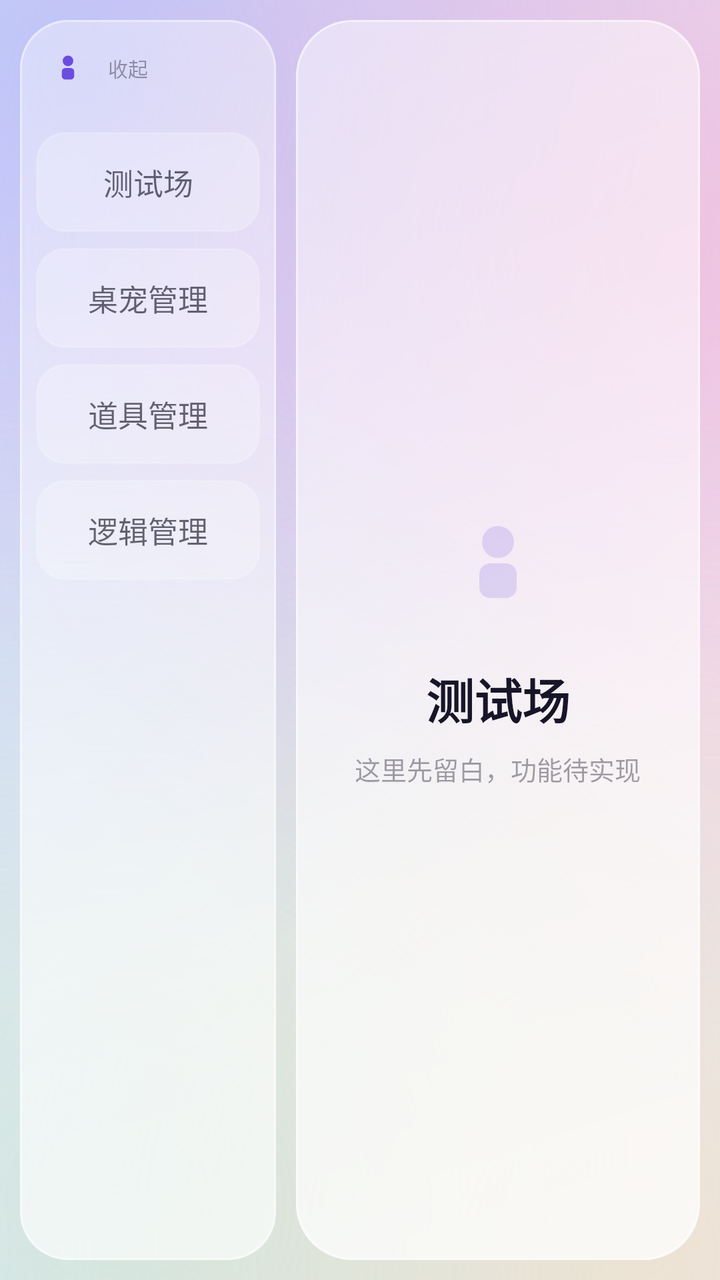
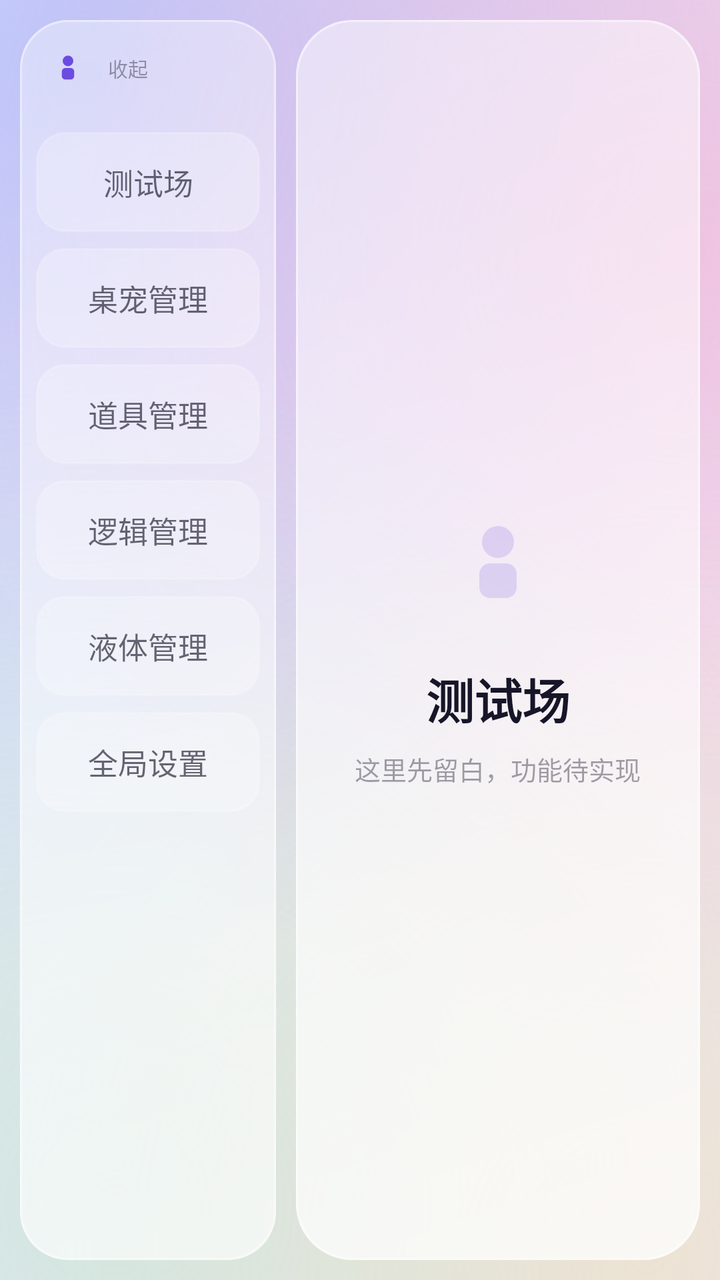

Compare the two renders of this Android layout. The source of the first and the diff that turns it into the second are given below.
<!-- AndroidManifest.xml: application theme Theme.ATP -->
<!-- res/layout/activity_main.xml -->
<?xml version="1.0" encoding="utf-8"?>
<FrameLayout xmlns:android="http://schemas.android.com/apk/res/android"
    xmlns:app="http://schemas.android.com/apk/res-auto"
    android:layout_width="match_parent"
    android:layout_height="match_parent"
    android:background="@drawable/bg_aurora"
    android:fitsSystemWindows="true">

    <LinearLayout
        android:layout_width="match_parent"
        android:layout_height="match_parent"
        android:orientation="horizontal"
        android:padding="10dp">

        
        <LinearLayout
            android:id="@+id/sidebar"
            android:layout_width="128dp"
            android:layout_height="match_parent"
            android:background="@drawable/glass_sidebar"
            android:orientation="vertical"
            android:padding="8dp">

            <LinearLayout
                android:id="@+id/railHeader"
                android:layout_width="match_parent"
                android:layout_height="wrap_content"
                android:background="?android:attr/selectableItemBackground"
                android:clickable="true"
                android:focusable="true"
                android:gravity="center_vertical"
                android:orientation="horizontal"
                android:paddingStart="4dp"
                android:paddingTop="4dp"
                android:paddingEnd="4dp"
                android:paddingBottom="12dp">

                <ImageView
                    android:layout_width="24dp"
                    android:layout_height="24dp"
                    android:contentDescription="@null"
                    android:src="@drawable/ic_pet_mark"
                    app:tint="@color/brand" />

                <TextView
                    android:id="@+id/railHint"
                    android:layout_width="0dp"
                    android:layout_height="wrap_content"
                    android:layout_marginStart="8dp"
                    android:layout_weight="1"
                    android:text="@string/rail_collapse"
                    android:textColor="@color/text_subtle"
                    android:textSize="10sp" />
            </LinearLayout>

            <TextView
                android:id="@+id/menuSandbox"
                style="@style/MenuItem"
                android:text="@string/menu_sandbox" />

            <TextView
                android:id="@+id/menuPets"
                style="@style/MenuItem"
                android:text="@string/menu_pets" />

            <TextView
                android:id="@+id/menuProps"
                style="@style/MenuItem"
                android:text="@string/menu_props" />

            <TextView
                android:id="@+id/menuLogic"
                style="@style/MenuItem"
                android:text="@string/menu_logic" />
        </LinearLayout>

        
        <FrameLayout
            android:id="@+id/content"
            android:layout_width="0dp"
            android:layout_height="match_parent"
            android:layout_marginStart="10dp"
            android:layout_weight="1"
            android:background="@drawable/glass_panel">

            
            <LinearLayout
                android:id="@+id/placeholder"
                android:layout_width="match_parent"
                android:layout_height="wrap_content"
                android:layout_gravity="center"
                android:gravity="center"
                android:orientation="vertical"
                android:padding="24dp">

                <ImageView
                    android:layout_width="72dp"
                    android:layout_height="72dp"
                    android:alpha="0.18"
                    android:contentDescription="@null"
                    android:src="@drawable/ic_pet_mark"
                    app:tint="@color/brand" />

                <TextView
                    android:id="@+id/contentTitle"
                    android:layout_width="wrap_content"
                    android:layout_height="wrap_content"
                    android:layout_marginTop="14dp"
                    android:text="@string/menu_sandbox"
                    android:textColor="@color/text_primary"
                    android:textSize="24sp"
                    android:textStyle="bold" />

                <TextView
                    android:id="@+id/contentHint"
                    android:layout_width="wrap_content"
                    android:layout_height="wrap_content"
                    android:layout_marginTop="8dp"
                    android:gravity="center"
                    android:text="@string/content_placeholder"
                    android:textColor="@color/text_subtle"
                    android:textSize="13sp" />
            </LinearLayout>

            
            <FrameLayout
                android:id="@+id/sandboxPane"
                android:layout_width="match_parent"
                android:layout_height="match_parent"
                android:visibility="gone">

                <dev.atp.pet.ui.PhysicsSandboxView
                    android:id="@+id/sandboxView"
                    android:layout_width="match_parent"
                    android:layout_height="match_parent" />

                <HorizontalScrollView
                    android:layout_width="match_parent"
                    android:layout_height="wrap_content"
                    android:layout_gravity="top"
                    android:paddingStart="8dp"
                    android:paddingTop="6dp"
                    android:paddingEnd="8dp"
                    android:scrollbars="none">

                    <LinearLayout
                        android:id="@+id/petChooser"
                        android:layout_width="wrap_content"
                        android:layout_height="wrap_content"
                        android:orientation="horizontal" />
                </HorizontalScrollView>
            </FrameLayout>

            
            <ScrollView
                android:id="@+id/petListScroll"
                android:layout_width="match_parent"
                android:layout_height="match_parent"
                android:visibility="gone">

                <LinearLayout
                    android:id="@+id/petList"
                    android:layout_width="match_parent"
                    android:layout_height="wrap_content"
                    android:orientation="vertical"
                    android:padding="12dp" />
            </ScrollView>

            
            <ScrollView
                android:id="@+id/partListScroll"
                android:layout_width="match_parent"
                android:layout_height="match_parent"
                android:visibility="gone">

                <LinearLayout
                    android:id="@+id/partList"
                    android:layout_width="match_parent"
                    android:layout_height="wrap_content"
                    android:orientation="vertical"
                    android:padding="12dp" />
            </ScrollView>

            
            <ScrollView
                android:id="@+id/partFilesScroll"
                android:layout_width="match_parent"
                android:layout_height="match_parent"
                android:visibility="gone">

                <LinearLayout
                    android:id="@+id/partFilesList"
                    android:layout_width="match_parent"
                    android:layout_height="wrap_content"
                    android:orientation="vertical"
                    android:padding="12dp" />
            </ScrollView>

            
            <ScrollView
                android:id="@+id/depthScroll"
                android:layout_width="match_parent"
                android:layout_height="match_parent"
                android:visibility="gone">

                <LinearLayout
                    android:id="@+id/depthList"
                    android:layout_width="match_parent"
                    android:layout_height="wrap_content"
                    android:orientation="vertical"
                    android:padding="12dp" />
            </ScrollView>

            
            <ScrollView
                android:id="@+id/propListScroll"
                android:layout_width="match_parent"
                android:layout_height="match_parent"
                android:visibility="gone">

                <LinearLayout
                    android:id="@+id/propList"
                    android:layout_width="match_parent"
                    android:layout_height="wrap_content"
                    android:orientation="vertical"
                    android:padding="12dp" />
            </ScrollView>

            
            <LinearLayout
                android:id="@+id/logicPane"
                android:layout_width="match_parent"
                android:layout_height="match_parent"
                android:orientation="vertical"
                android:visibility="gone">

                <dev.atp.pet.ui.LogicGraphView
                    android:id="@+id/logicGraph"
                    android:layout_width="match_parent"
                    android:layout_height="0dp"
                    android:layout_weight="1" />

                <HorizontalScrollView
                    android:layout_width="match_parent"
                    android:layout_height="wrap_content"
                    android:paddingStart="8dp"
                    android:paddingEnd="8dp"
                    android:scrollbars="none">

                    <LinearLayout
                        android:id="@+id/logicBar"
                        android:layout_width="wrap_content"
                        android:layout_height="wrap_content"
                        android:gravity="center"
                        android:orientation="horizontal"
                        android:paddingTop="6dp"
                        android:paddingBottom="6dp" />
                </HorizontalScrollView>

                
                <HorizontalScrollView
                    android:layout_width="match_parent"
                    android:layout_height="wrap_content"
                    android:paddingStart="8dp"
                    android:paddingEnd="8dp"
                    android:scrollbars="none">

                    <LinearLayout
                        android:id="@+id/liquidBar"
                        android:layout_width="wrap_content"
                        android:layout_height="wrap_content"
                        android:gravity="center"
                        android:orientation="horizontal"
                        android:paddingTop="2dp"
                        android:paddingBottom="8dp" />
                </HorizontalScrollView>
            </LinearLayout>

            
            <FrameLayout
                android:id="@+id/alignPane"
                android:layout_width="match_parent"
                android:layout_height="match_parent"
                android:visibility="gone">

                <dev.atp.pet.ui.PartAlignView
                    android:id="@+id/alignView"
                    android:layout_width="match_parent"
                    android:layout_height="match_parent" />

                <LinearLayout
                    android:layout_width="match_parent"
                    android:layout_height="wrap_content"
                    android:layout_gravity="bottom"
                    android:gravity="center"
                    android:orientation="horizontal"
                    android:padding="8dp">

                    <TextView
                        android:id="@+id/alignCancel"
                        style="@style/AlignButton"
                        android:text="@string/align_cancel" />

                    <TextView
                        android:id="@+id/alignCanvas"
                        style="@style/AlignButton"
                        android:text="@string/align_canvas" />

                    <TextView
                        android:id="@+id/alignBone"
                        style="@style/AlignButton"
                        android:text="@string/align_bone" />

                    <TextView
                        android:id="@+id/alignMinus"
                        style="@style/AlignButton"
                        android:text="@string/align_minus" />

                    <TextView
                        android:id="@+id/alignPlus"
                        style="@style/AlignButton"
                        android:text="@string/align_plus" />

                    <TextView
                        android:id="@+id/alignConfirm"
                        style="@style/AlignButton"
                        android:text="@string/align_confirm" />
                </LinearLayout>
            </FrameLayout>

            
            <LinearLayout
                android:id="@+id/rigRow"
                android:layout_width="match_parent"
                android:layout_height="match_parent"
                android:orientation="horizontal"
                android:visibility="gone">

                <dev.atp.pet.ui.SkeletonView
                    android:id="@+id/skeletonView"
                    android:layout_width="0dp"
                    android:layout_height="match_parent"
                    android:layout_weight="1" />

                
                <ScrollView
                    android:id="@+id/rigBoneScroll"
                    android:layout_width="96dp"
                    android:layout_height="match_parent"
                    android:background="@drawable/glass_panel"
                    android:padding="4dp"
                    android:scrollbars="none">

                    <LinearLayout
                        android:id="@+id/rigBonePanel"
                        android:layout_width="match_parent"
                        android:layout_height="wrap_content"
                        android:orientation="vertical"
                        android:padding="4dp" />
                </ScrollView>
            </LinearLayout>

            <HorizontalScrollView
                android:id="@+id/rigBarScroll"
                android:layout_width="match_parent"
                android:layout_height="wrap_content"
                android:layout_gravity="bottom"
                android:paddingStart="8dp"
                android:paddingEnd="8dp"
                android:scrollbars="none"
                android:visibility="gone">

                <LinearLayout
                    android:id="@+id/rigBar"
                    android:layout_width="wrap_content"
                    android:layout_height="wrap_content"
                    android:gravity="center"
                    android:orientation="horizontal"
                    android:paddingTop="8dp"
                    android:paddingBottom="8dp">

                    <TextView
                        android:id="@+id/rigMode"
                        style="@style/AlignButton"
                        android:text="@string/rig_mode_pose" />

                    <TextView
                        android:id="@+id/rigAddBone"
                        style="@style/AlignButton"
                        android:text="@string/rig_add_bone" />

                    <TextView
                        android:id="@+id/rigBoneList"
                        style="@style/AlignButton"
                        android:text="@string/rig_bone_list" />

                    <TextView
                        android:id="@+id/rigSaveBones"
                        style="@style/AlignButton"
                        android:text="@string/rig_save_bones" />

                    <TextView
                        android:id="@+id/rigReset"
                        style="@style/AlignButton"
                        android:text="@string/rig_reset" />

                    <TextView
                        android:id="@+id/rigSavePose"
                        style="@style/AlignButton"
                        android:text="@string/rig_save_pose" />
                </LinearLayout>
            </HorizontalScrollView>

            <TextView
                android:id="@+id/statusLine"
                android:layout_width="match_parent"
                android:layout_height="wrap_content"
                android:layout_gravity="bottom"
                android:padding="10dp"
                android:textColor="@color/text_muted"
                android:textSize="11sp"
                android:visibility="gone" />
        </FrameLayout>
    </LinearLayout>
</FrameLayout>
<!-- resources referenced by this layout -->
<resources>
  <color name="brand">#FF6C4CE0</color>
  <color name="text_muted">#A6171528</color>
  <color name="text_primary">#FF171528</color>
  <color name="text_subtle">#66171528</color>
  <!-- drawable ic_pet_mark (drawable) -->
  <?xml version="1.0" encoding="utf-8"?>
  <vector xmlns:android="http://schemas.android.com/apk/res/android"
      android:width="108dp"
      android:height="108dp"
      android:viewportWidth="108"
      android:viewportHeight="108">
  
      <path
          android:fillColor="#FFFFFFFF"
          android:pathData="M54,38 m-12,0 a12,12 0 1,0 24,0 a12,12 0 1,0 -24,0" />
  
      <path
          android:fillColor="#FFFFFFFF"
          android:pathData="M48,54 h12 a8,8 0 0 1 8,8 v10 a8,8 0 0 1 -8,8 h-12 a8,8 0 0 1 -8,-8 v-10 a8,8 0 0 1 8,-8 z" />
  </vector>
  <string name="align_bone">贴到骨骼</string>
  <string name="align_cancel">取消</string>
  <string name="align_canvas">整张画布</string>
  <string name="align_confirm">确定</string>
  <string name="align_minus">缩小</string>
  <string name="align_plus">放大</string>
  <string name="content_placeholder">这里先留白，功能待实现</string>
  <string name="menu_logic">逻辑管理</string>
  <string name="menu_pets">桌宠管理</string>
  <string name="menu_props">道具管理</string>
  <string name="menu_sandbox">测试场</string>
  <string name="rail_collapse">收起</string>
  <string name="rig_add_bone">＋ 加骨骼</string>
  <string name="rig_bone_list">骨骼列表</string>
  <string name="rig_mode_pose">摆姿势</string>
  <string name="rig_reset">复位</string>
  <string name="rig_save_bones">保存骨骼</string>
  <string name="rig_save_pose">存为动作</string>
  <style name="MenuItem">
          <item name="android:layout_width">match_parent</item>
          <item name="android:layout_height">50dp</item>
          <item name="android:layout_marginTop">8dp</item>
          <item name="android:background">@drawable/bg_menu_item</item>
          <item name="android:gravity">center</item>
          <item name="android:textColor">@color/menu_text</item>
          <item name="android:textSize">15sp</item>
          <item name="android:clickable">true</item>
          <item name="android:focusable">true</item>
      </style>
  <style name="Theme.ATP" parent="Theme.Material3.Light.NoActionBar">
          <item name="colorPrimary">@color/brand</item>
  
          
          <item name="android:statusBarColor">@android:color/transparent</item>
          <item name="android:windowLightStatusBar">true</item>
          <item name="android:navigationBarColor">@color/bg_base</item>
          <item name="android:windowBackground">@drawable/bg_aurora</item>
      </style>
  <color name="bg_base">#FFEDE9F7</color>
  <!-- drawable menu_item_selected (drawable) -->
  <?xml version="1.0" encoding="utf-8"?>
  <shape xmlns:android="http://schemas.android.com/apk/res/android"
      android:shape="rectangle">
      <corners android:radius="14dp" />
      <solid android:color="#F2FFFFFF" />
      <stroke
          android:width="1dp"
          android:color="#99FFFFFF" />
  </shape>
  <!-- drawable bg_menu_item (drawable) -->
  <?xml version="1.0" encoding="utf-8"?>
  <ripple xmlns:android="http://schemas.android.com/apk/res/android"
      android:color="@color/ripple">
      <item>
          <selector>
              <item
                  android:drawable="@drawable/menu_item_selected"
                  android:state_selected="true" />
              <item android:drawable="@drawable/menu_item_idle" />
          </selector>
      </item>
  </ripple>
  <color name="ripple">#26000000</color>
  <!-- drawable menu_item_idle (drawable) -->
  <?xml version="1.0" encoding="utf-8"?>
  <shape xmlns:android="http://schemas.android.com/apk/res/android"
      android:shape="rectangle">
      <corners android:radius="14dp" />
      <solid android:color="#3DFFFFFF" />
      <stroke
          android:width="1dp"
          android:color="#2EFFFFFF" />
  </shape>
  <!-- unchanged entries left out for length: 4 -->
</resources>

<!-- the commit's change to res/layout/activity_main.xml (unified diff, before → after) -->
@@ -72,6 +72,16 @@
                 android:id="@+id/menuLogic"
                 style="@style/MenuItem"
                 android:text="@string/menu_logic" />
+
+            <TextView
+                android:id="@+id/menuLiquids"
+                style="@style/MenuItem"
+                android:text="@string/menu_liquids" />
+
+            <TextView
+                android:id="@+id/menuSettings"
+                style="@style/MenuItem"
+                android:text="@string/menu_settings" />
         </LinearLayout>
 
         
@@ -205,6 +215,36 @@
 
                 <LinearLayout
                     android:id="@+id/depthList"
+                    android:layout_width="match_parent"
+                    android:layout_height="wrap_content"
+                    android:orientation="vertical"
+                    android:padding="12dp" />
+            </ScrollView>
+
+            
+            <ScrollView
+                android:id="@+id/liquidScroll"
+                android:layout_width="match_parent"
+                android:layout_height="match_parent"
+                android:visibility="gone">
+
+                <LinearLayout
+                    android:id="@+id/liquidList"
+                    android:layout_width="match_parent"
+                    android:layout_height="wrap_content"
+                    android:orientation="vertical"
+                    android:padding="12dp" />
+            </ScrollView>
+
+            
+            <ScrollView
+                android:id="@+id/settingsScroll"
+                android:layout_width="match_parent"
+                android:layout_height="match_parent"
+                android:visibility="gone">
+
+                <LinearLayout
+                    android:id="@+id/settingsList"
                     android:layout_width="match_parent"
                     android:layout_height="wrap_content"
                     android:orientation="vertical"
<!-- resource entries referenced after the edit -->
@@ -27,10 +27,12 @@
   <string name="align_minus">缩小</string>
   <string name="align_plus">放大</string>
   <string name="content_placeholder">这里先留白，功能待实现</string>
+  <string name="menu_liquids">液体管理</string>
   <string name="menu_logic">逻辑管理</string>
   <string name="menu_pets">桌宠管理</string>
   <string name="menu_props">道具管理</string>
   <string name="menu_sandbox">测试场</string>
+  <string name="menu_settings">全局设置</string>
   <string name="rail_collapse">收起</string>
   <string name="rig_add_bone">＋ 加骨骼</string>
   <string name="rig_bone_list">骨骼列表</string>
